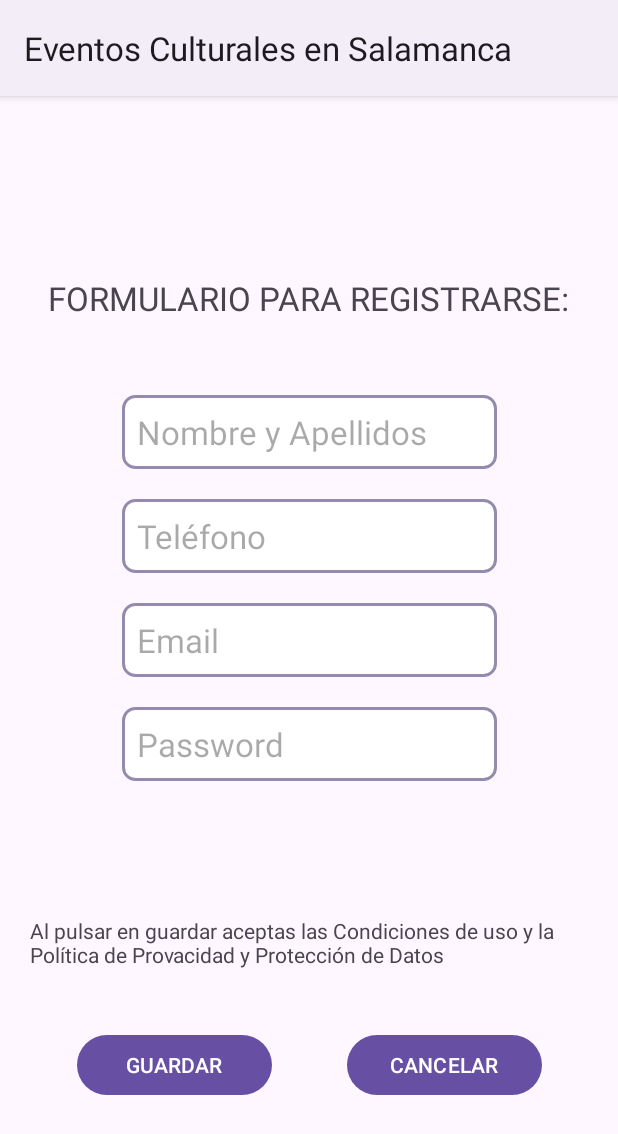
After one commit to rocmisol/practica_android, an Android app: the RegistroActivity screen opened directly, with no data from a screen before it, on a phone screen of 412 x 824 dp. The commit adds this screen. Shown: the top 1134 px of the screen. Run offline under Robolectric (Android 15) with nearby library versions, the phone set to English and light mode, and no system bars.

Commit message:
Continuacion DataBase (se elimina id de constructor usuario). Login finalizado a falta de cargar menú de Administrador. Se inicia y finaliza RegistroActivity.

```diff
--- a/app/src/main/AndroidManifest.xml
+++ b/app/src/main/AndroidManifest.xml
@@ -16,6 +16,9 @@
         android:theme="@style/Theme.Eventos_culturales"
         tools:targetApi="31">
         <activity
+            android:name=".RegistroActivity"
+            android:exported="false" />
+        <activity
             android:name=".LoginActivity"
             android:exported="true">
             <intent-filter>
@@ -32,7 +35,7 @@
             android:exported="false" />
         <activity
             android:name=".MainActivity"
-            android:exported="true"/>
+            android:exported="true" />
     </application>
 
 </manifest>
--- a/app/src/main/java/es/cm/dam2/pmdm/eventos_culturales/LoginActivity.java
+++ b/app/src/main/java/es/cm/dam2/pmdm/eventos_culturales/LoginActivity.java
@@ -89,14 +89,23 @@ public class LoginActivity extends AppCompatActivity {
             }
         });
 
+        textViewRegistro.setOnClickListener(new View.OnClickListener() {
+            @Override
+            public void onClick(View view) {
+                //LLeva a la activity RegistroActivity para que el usuario se registre
+                Intent intent = new Intent(LoginActivity.this, RegistroActivity.class);
+                startActivity(intent);
+            }
+        });
+
     }
 
     private void insertarUsuariosPredeterminados(){
         //Se comprueba que la base de datos está vacía
         if (usuarioDao.obtenerTodosUsuarios().isEmpty()){
             // Se crea el administrador y un usuario por defecto
-            Usuario admin = new Usuario(1, "admin", "admin@eventosculturales.com", "admin", "admin");
-            Usuario user1 = new Usuario(2, "usuario", "usuario@eventosculturales.com", "usuario", "user");
+            Usuario admin = new Usuario("admin", "666111222", "admin@eventosculturales.com", "admin", "admin");
+            Usuario user1 = new Usuario("usuario", "666111333", "usuario@eventosculturales.com", "usuario", "user");
 
             //Se insertan los usuarios en la base de datos
             new Thread((new Runnable() {
--- a/app/src/main/java/es/cm/dam2/pmdm/eventos_culturales/MainActivity.java
+++ b/app/src/main/java/es/cm/dam2/pmdm/eventos_culturales/MainActivity.java
@@ -2,7 +2,6 @@ package es.cm.dam2.pmdm.eventos_culturales;
 
 import android.app.DatePickerDialog;
 import android.content.Intent;
-import android.content.res.ColorStateList;
 import android.os.Bundle;
 import android.os.Handler;
 import android.view.ContextMenu;
--- /dev/null
+++ b/app/src/main/java/es/cm/dam2/pmdm/eventos_culturales/RegistroActivity.java
@@ -0,0 +1,88 @@
+package es.cm.dam2.pmdm.eventos_culturales;
+
+import android.content.Intent;
+import android.os.Bundle;
+import android.view.View;
+import android.widget.Button;
+import android.widget.EditText;
+import android.widget.Toast;
+
+import androidx.activity.EdgeToEdge;
+import androidx.appcompat.app.AppCompatActivity;
+import androidx.core.graphics.Insets;
+import androidx.core.view.ViewCompat;
+import androidx.core.view.WindowInsetsCompat;
+
+public class RegistroActivity extends AppCompatActivity {
+
+    private EditText editTextNombre, editTextTelefono, editTextEmail, editTextPassword;
+    private Button buttonGuardar, buttonCancelar;
+
+    @Override
+    protected void onCreate(Bundle savedInstanceState) {
+        super.onCreate(savedInstanceState);
+        EdgeToEdge.enable(this);
+        setContentView(R.layout.activity_registro);
+        ViewCompat.setOnApplyWindowInsetsListener(findViewById(R.id.main), (v, insets) -> {
+            Insets systemBars = insets.getInsets(WindowInsetsCompat.Type.systemBars());
+            v.setPadding(systemBars.left, systemBars.top, systemBars.right, systemBars.bottom);
+            return insets;
+        });
+
+        //Se vinculan las vistas
+        editTextNombre = findViewById(R.id.editTextNombreRegistro);
+        editTextTelefono = findViewById(R.id.editTextTelefonoRegistro);
+        editTextEmail = findViewById(R.id.editTextEmailRegistro);
+        editTextPassword = findViewById(R.id.editTextPasswordRegistro);
+        buttonGuardar = findViewById(R.id.buttonGuardarRegistro);
+        buttonCancelar = findViewById(R.id.buttonCancelarRegistro);
+
+        buttonGuardar.setOnClickListener(new View.OnClickListener() {
+            @Override
+            public void onClick(View view) {
+                //Se obtienen los datos de los editText
+                String nombre = editTextNombre.getText().toString().trim();
+                String telefono = editTextTelefono.getText().toString().trim();
+                String email = editTextEmail.getText().toString().trim();
+                String password = editTextPassword.getText().toString().trim();
+
+                //Se validan los campos
+                if (nombre.isEmpty() || telefono.isEmpty() || email.isEmpty() || password.isEmpty()){
+                    Toast.makeText(RegistroActivity.this, R.string.se_deben_completar_todos_los_campos, Toast.LENGTH_SHORT).show();
+                }
+                else{
+                    UsuarioDao usuarioDao = DatabaseClient.getInstance(getApplicationContext()).usuarioDao();
+
+                    //Se comprueba si el usuari ya está registrado
+                    Usuario usuarioExistente = usuarioDao.obtenerUsuarioPorEmail(email);
+
+                    if (usuarioExistente != null){
+                        Toast.makeText(RegistroActivity.this, R.string.el_usuario_ya_registrado, Toast.LENGTH_SHORT).show();
+                    }
+                    else{
+                        Usuario nuevoUsuario = new Usuario(nombre, telefono, email, password, "user");
+                        usuarioDao.insertar(nuevoUsuario);
+
+                        //Si el usuario se inserta se muestra un mesnaje
+                        Toast.makeText(RegistroActivity.this, R.string.usuario_registrado, Toast.LENGTH_SHORT).show();
+
+                        //Regresa a la activity LoginActivity
+                        Intent intent = new Intent(RegistroActivity.this, LoginActivity.class);
+                        startActivity(intent);
+                        finish();
+                    }
+                }
+            }
+        });
+
+        buttonCancelar.setOnClickListener(new View.OnClickListener() {
+            @Override
+            public void onClick(View view) {
+                Intent intent = new Intent(RegistroActivity.this, LoginActivity.class);
+                startActivity(intent);
+                finish();
+            }
+        });
+
+    }
+}
--- a/app/src/main/java/es/cm/dam2/pmdm/eventos_culturales/Usuario.java
+++ b/app/src/main/java/es/cm/dam2/pmdm/eventos_culturales/Usuario.java
@@ -11,6 +11,9 @@ public class Usuario {
 
     @ColumnInfo(name = "nombre")
     public String nombre;
+
+    @ColumnInfo(name = "telefono")
+    public String telefono;
 
     @ColumnInfo(name = "email")
     public String email;
@@ -27,10 +30,10 @@ public class Usuario {
     }
 
     //Constructor con parámetros
-    public Usuario(int id, String nombre, String user, String password, String rol) {
-        this.id = id;
+    public Usuario(String nombre, String telefono, String email, String password, String rol) {
         this.nombre = nombre;
-        this.email = user;
+        this.telefono = telefono;
+        this.email = email;
         this.password = password;
         this.rol = rol;
     }
@@ -50,6 +53,14 @@ public class Usuario {
 
     public void setNombre(String nombre) {
         this.nombre = nombre;
+    }
+
+    public String getTelefono() {
+        return telefono;
+    }
+
+    public void setTelefono(String telefono) {
+        this.telefono = telefono;
     }
 
     public String getEmail() {
@@ -77,12 +88,14 @@ public class Usuario {
     }
 
     //Método toString()
+
     @Override
     public String toString() {
         return "Usuario{" +
                 "id=" + id +
                 ", nombre='" + nombre + '\'' +
-                ", user='" + email + '\'' +
+                ", telefono='" + telefono + '\'' +
+                ", email='" + email + '\'' +
                 ", password='" + password + '\'' +
                 ", rol='" + rol + '\'' +
                 '}';
--- a/app/src/main/java/es/cm/dam2/pmdm/eventos_culturales/UsuarioDao.java
+++ b/app/src/main/java/es/cm/dam2/pmdm/eventos_culturales/UsuarioDao.java
@@ -22,6 +22,10 @@ public interface UsuarioDao {
     @Query("SELECT * FROM usuarios")
     List<Usuario> obtenerTodosUsuarios();
 
+    //Método para buscar un usuario por email
+    @Query("SELECT * FROM usuarios WHERE email = :email LIMIT 1")
+    Usuario obtenerUsuarioPorEmail(String email);
+
 
 
 
--- a/app/src/main/res/layout/activity_login.xml
+++ b/app/src/main/res/layout/activity_login.xml
@@ -79,17 +79,13 @@
             android:layout_width="wrap_content"
             android:layout_height="wrap_content"
             android:text="@string/registro"
-            android:padding="10dp"
+            android:padding="12dp"
             android:textSize="18sp"
-
+            android:textStyle="bold"
+            android:clickable="true"
+            android:focusable="true"
             android:layout_marginStart="10dp"/>
-
 
     </LinearLayout>
 
-
-
-
-
-
 </androidx.constraintlayout.widget.ConstraintLayout>
--- /dev/null
+++ b/app/src/main/res/layout/activity_registro.xml
@@ -0,0 +1,122 @@
+<?xml version="1.0" encoding="utf-8"?>
+<androidx.constraintlayout.widget.ConstraintLayout xmlns:android="http://schemas.android.com/apk/res/android"
+    xmlns:app="http://schemas.android.com/apk/res-auto"
+    xmlns:tools="http://schemas.android.com/tools"
+    android:id="@+id/main"
+    android:layout_width="match_parent"
+    android:layout_height="match_parent"
+    tools:context=".RegistroActivity">
+
+    <TextView
+        android:id="@+id/textViewRegistroRegistro"
+        android:layout_width="wrap_content"
+        android:layout_height="wrap_content"
+        android:text="@string/formulario_registro"
+        android:textSize="22sp"
+        android:layout_marginTop="120dp"
+        app:layout_constraintStart_toStartOf="parent"
+        app:layout_constraintEnd_toEndOf="parent"
+        app:layout_constraintTop_toTopOf="parent"/>
+
+    <EditText
+        android:id="@+id/editTextNombreRegistro"
+        android:layout_width="250dp"
+        android:layout_height="wrap_content"
+        android:hint="@string/nombre_apellidos"
+        android:inputType="textPersonName"
+        android:textSize="22sp"
+        android:layout_marginBottom="15dp"
+        android:background="@drawable/bordes"
+        android:padding="10dp"
+        android:layout_marginTop="50sp"
+        app:layout_constraintTop_toBottomOf="@id/textViewRegistroRegistro"
+        app:layout_constraintStart_toStartOf="parent"
+        app:layout_constraintEnd_toEndOf="parent"/>
+
+    <EditText
+        android:id="@+id/editTextTelefonoRegistro"
+        android:layout_width="250dp"
+        android:layout_height="wrap_content"
+        android:hint="@string/telefono"
+        android:inputType="phone"
+        android:textSize="22sp"
+        android:layout_marginBottom="15dp"
+        android:background="@drawable/bordes"
+        android:padding="10dp"
+        android:layout_marginTop="20sp"
+        app:layout_constraintTop_toBottomOf="@id/editTextNombreRegistro"
+        app:layout_constraintStart_toStartOf="parent"
+        app:layout_constraintEnd_toEndOf="parent"/>
+
+    <EditText
+        android:id="@+id/editTextEmailRegistro"
+        android:layout_width="250dp"
+        android:layout_height="wrap_content"
+        android:hint="@string/email"
+        android:inputType="textEmailAddress"
+        android:textSize="22sp"
+        android:layout_marginBottom="15dp"
+        android:background="@drawable/bordes"
+        android:padding="10dp"
+        android:layout_marginTop="20sp"
+        app:layout_constraintTop_toBottomOf="@id/editTextTelefonoRegistro"
+        app:layout_constraintStart_toStartOf="parent"
+        app:layout_constraintEnd_toEndOf="parent"/>
+
+    <EditText
+        android:id="@+id/editTextPasswordRegistro"
+        android:layout_width="250dp"
+        android:layout_height="wrap_content"
+        android:hint="@string/password"
+        android:inputType="textVisiblePassword"
+        android:textSize="22sp"
+        android:layout_marginBottom="15dp"
+        android:background="@drawable/bordes"
+        android:padding="10dp"
+        android:layout_marginTop="20sp"
+        app:layout_constraintTop_toBottomOf="@id/editTextEmailRegistro"
+        app:layout_constraintStart_toStartOf="parent"
+        app:layout_constraintEnd_toEndOf="parent"/>
+
+    <TextView
+        android:id="@+id/textViewPolitica"
+        android:layout_width="wrap_content"
+        android:layout_height="wrap_content"
+        android:text="@string/politica_privacidad"
+        android:layout_marginTop="70sp"
+        android:padding="20sp"
+        app:layout_constraintTop_toBottomOf="@id/editTextPasswordRegistro"
+        app:layout_constraintStart_toStartOf="parent"
+        app:layout_constraintEnd_toEndOf="parent"
+        />
+
+    <LinearLayout
+        android:id="@+id/LinearRegistro"
+        android:layout_width="wrap_content"
+        android:layout_height="wrap_content"
+        android:orientation="horizontal"
+        android:layout_marginTop="20sp"
+        app:layout_constraintTop_toBottomOf="@id/textViewPolitica"
+        app:layout_constraintStart_toStartOf="parent"
+        app:layout_constraintEnd_toEndOf="parent">
+
+        <Button
+            android:id="@+id/buttonGuardarRegistro"
+            android:layout_width="130dp"
+            android:layout_height="wrap_content"
+            android:text="@string/guardar"/>
+
+        <Button
+            android:id="@+id/buttonCancelarRegistro"
+            android:layout_width="130dp"
+            android:layout_height="wrap_content"
+            android:layout_marginStart="50dp"
+            android:text="@string/cancelar"/>
+
+    </LinearLayout>
+
+
+
+
+
+</androidx.constraintlayout.widget.ConstraintLayout>
--- a/app/src/main/res/values/strings.xml
+++ b/app/src/main/res/values/strings.xml
@@ -37,5 +37,13 @@
     <string name="login">LOGIN</string>
     <string name="log_in">Log in</string>
     <string name="no_tienes_cuenta">¿No tienes cuenta?</string>
-    <string name="registro">Regístrate</string>
+    <string name="registro"><u>Regístrate</u></string>
+    <string name="nombre_apellidos">Nombre y Apellidos</string>
+    <string name="telefono">Teléfono</string>
+    <string name="formulario_registro">FORMULARIO PARA REGISTRARSE:</string>
+    <string name="politica_privacidad">Al pulsar en guardar aceptas las Condiciones de uso y la Política de Provacidad y Protección de Datos</string>
+    <string name="cancelar">CANCELAR</string>
+    <string name="se_deben_completar_todos_los_campos">Se deben completar todos los campos</string>
+    <string name="usuario_registrado">Usuario registrado</string>
+    <string name="el_usuario_ya_registrado">El usuario ya está registrado</string>
 </resources>
```
